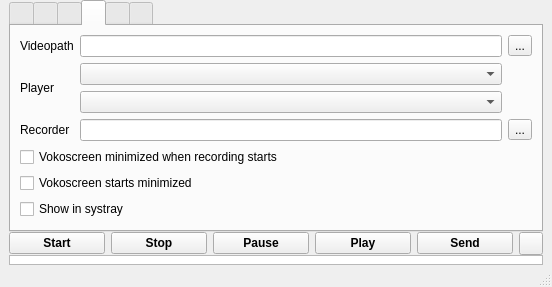
This is vokoscreen.ui in yanuarakhid/vokoscreen as Qt 5 draws it before an edit. The edited form follows.
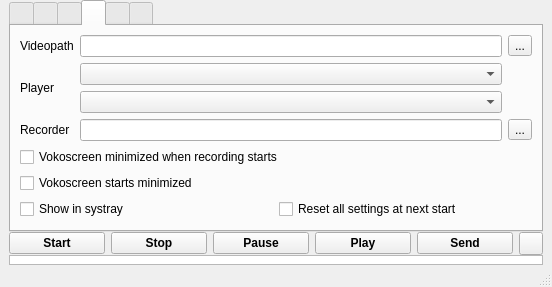
This is the edited form. The open tabs and pages were chosen to show the change.

Commit message: Reset all settings at next start

Patch:
```diff
--- a/vokoscreen.ui
+++ b/vokoscreen.ui
@@ -577,11 +577,22 @@
              </widget>
             </item>
             <item>
+             <layout class="QHBoxLayout" name="horizontalLayout_9">
+              <item>
              <widget class="QCheckBox" name="SystrayCheckBox">
               <property name="text">
                <string>Show in systray</string>
               </property>
              </widget>
+              </item>
+              <item>
+               <widget class="QCheckBox" name="ResetCheckBox">
+                <property name="text">
+                 <string>Reset all settings at next start</string>
+                </property>
+               </widget>
+              </item>
+             </layout>
             </item>
            </layout>
           </item>
```
Left out of the diff: 4 changed lines with no effect on the pictures. Lines whose indentation alone changed are shown as unchanged. The commit also changes 2 other files.
